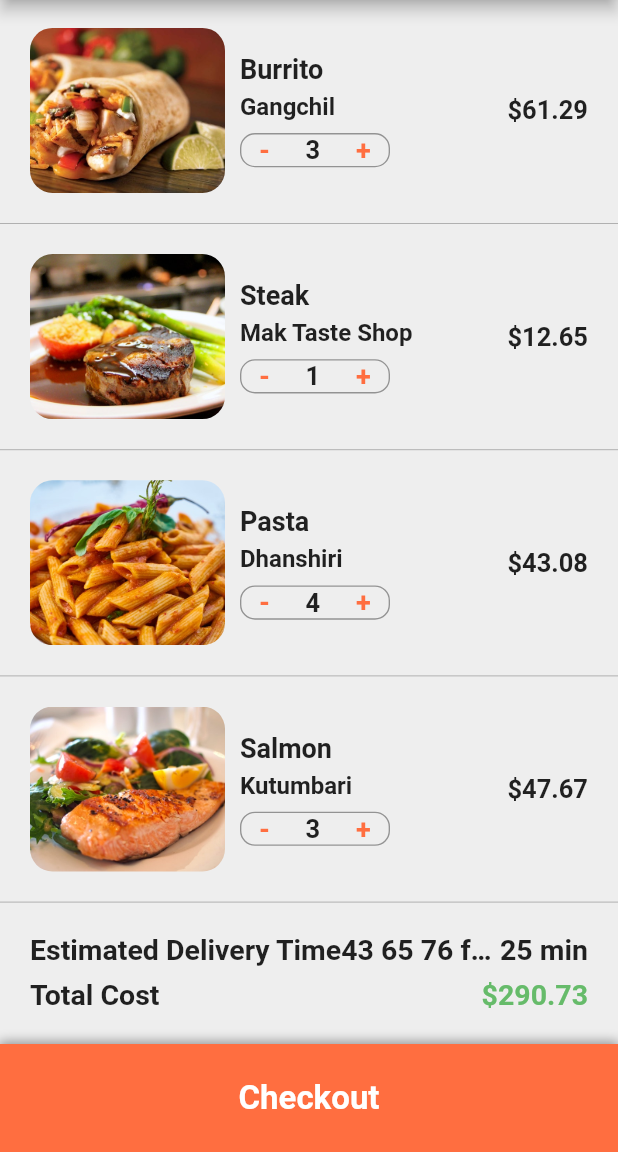
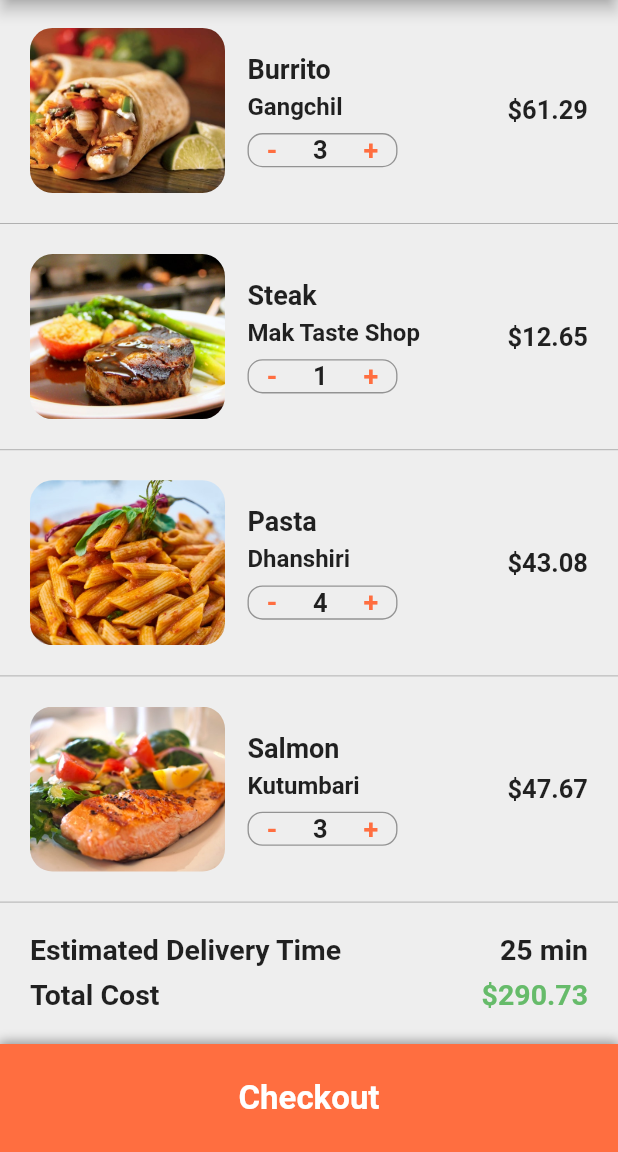
Before and after one commit to Rezuanul-Islam-Fahim/food_delivery_ui, a Flutter app: the CartScreen screen opened directly, scrolled down 303 dp, on a phone screen of 412 x 824 dp, the part 84-1236 px from its top. Run offline on Flutter 3.47's test engine with Material 2 defaults, Android fonts, the phone set to English and light mode, and no system bars.

Commit message:
Increase space between cart screen's food image and details

```diff
--- a/lib/screens/cart_screen.dart
+++ b/lib/screens/cart_screen.dart
@@ -31,7 +31,7 @@ class _CartScreenState extends State<CartScreen> {
                     ),
                   ),
                 ),
-                SizedBox(width: 10.0),
+                SizedBox(width: 15.0),
                 Expanded(
                   child: Column(
                     mainAxisAlignment: MainAxisAlignment.center,
@@ -144,7 +144,7 @@ class _CartScreenState extends State<CartScreen> {
                   children: <Widget>[
                     Expanded(
                       child: Text(
-                        'Estimated Delivery Time' + '43 65 76 fg df sd',
+                        'Estimated Delivery Time',
                         style: TextStyle(
                           fontSize: 19,
                           fontWeight: FontWeight.bold,
```
